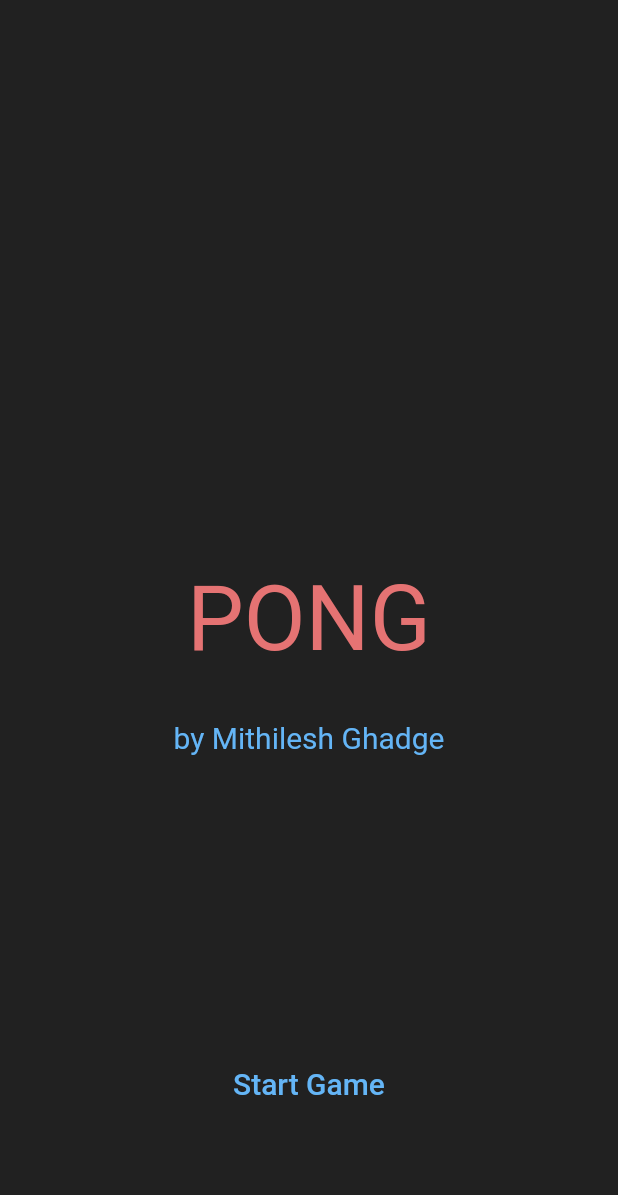
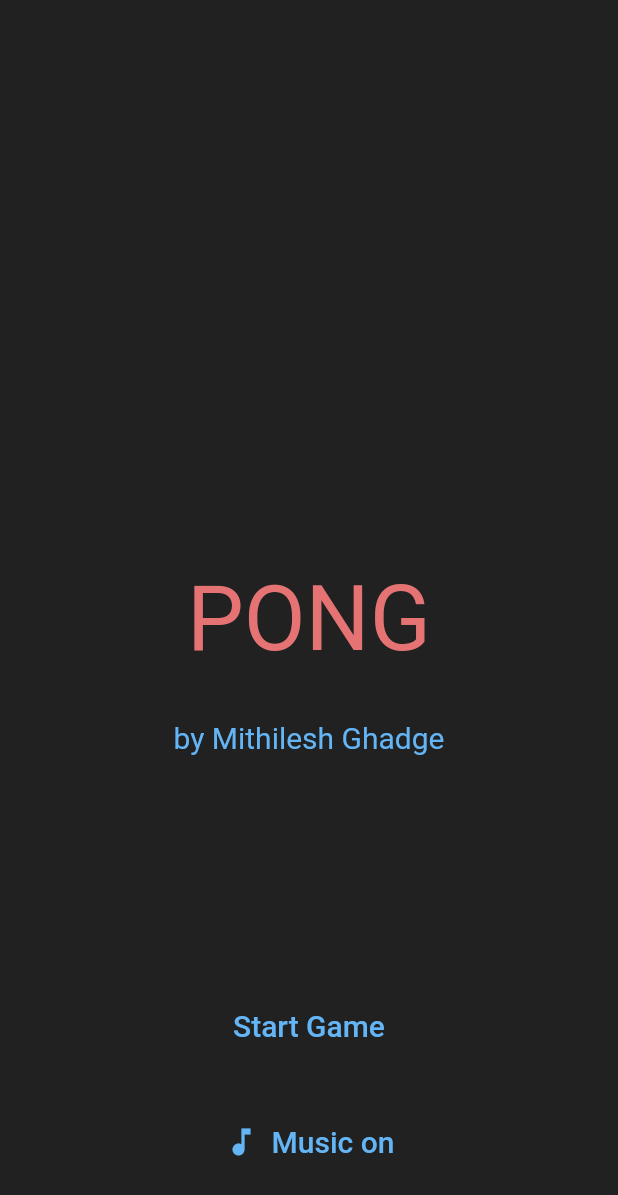
Before and after one commit to cherryensign/PONG-Flutter-mini-game, a Flutter app: the screen it shows after launch, on a phone screen of 412 x 824 dp. Shown: the top 1195 px of the screen. Run offline on Flutter 3.47's test engine with Material 2 defaults, Android fonts, the phone set to English and light mode, and no system bars; our stand-ins replace audioplayers, avatar_glow.

Commit message:
Added backgroundmusic

```diff
--- a/lib/main.dart
+++ b/lib/main.dart
@@ -1,17 +1,8 @@
 import 'package:flutter/material.dart';
 import 'screens/homepage.dart';
-import 'package:audioplayers/audioplayers.dart';
-import 'package:flutter/services.dart';
 
 void main() {
-  WidgetsFlutterBinding.ensureInitialized();
-  SystemChrome.setPreferredOrientations([DeviceOrientation.portraitUp])
-      .then((_) {
-    // Initialize the audio player
-    AudioCache player = AudioCache();
-    player.loadAll(['music_file1.mp3', 'music_file2.mp3']);
-    runApp(MyApp());
-  });
+  runApp(MyApp());
 }
 
 class MyApp extends StatefulWidget {
@@ -22,9 +13,7 @@ class MyApp extends StatefulWidget {
 class _MyAppState extends State<MyApp> {
   @override
   Widget build(BuildContext context) {
-    AudioPlayer player = AudioPlayer();
-    player.play('music_file1.mp3');
-    return MaterialApp(
+    return const MaterialApp(
       home: HomePage(),
     );
   }
--- a/lib/screens/homepage.dart
+++ b/lib/screens/homepage.dart
@@ -1,3 +1,4 @@
+import 'package:audioplayers/audioplayers.dart';
 import 'package:flutter/material.dart';
 import 'package:ponggame/widgets/tutorial.dart';
 import 'dart:async';
@@ -18,6 +19,8 @@ class HomePage extends StatefulWidget {
 enum direction { UP, DOWN, LEFT, RIGHT }
 
 class _HomePageState extends State<HomePage> {
+  late AudioCache cache;
+  late AudioPlayer player;
   double screenWidth = 0.0;
   double playerX = -0.2;
   double brickWidth = 0.4;
@@ -29,11 +32,42 @@ class _HomePageState extends State<HomePage> {
   var ballYDirection = direction.DOWN;
   var ballXDirection = direction.LEFT;
 
+  bool musicPlaying = false;
   bool gamenotstart = true;
   bool gameHasStarted = false;
   bool pausemenuisopen = false;
 
   var points = 0;
+
+  @override
+  void initState() {
+    super.initState();
+    cache = AudioCache();
+    player = AudioPlayer();
+    loadMusic();
+  }
+
+  void loadMusic() async {
+    await cache.load('music.mp3');
+    player = await cache.loop('music.mp3', volume: 0.05);
+    setState(() {
+      musicPlaying = true;
+    });
+  }
+
+  void playpauseMusic() {
+    if (musicPlaying) {
+      player.pause();
+      setState(() {
+        musicPlaying = false;
+      });
+    } else {
+      player.resume();
+      setState(() {
+        musicPlaying = true;
+      });
+    }
+  }
 
   void startGame() {
     gameHasStarted = true;
@@ -179,10 +213,17 @@ class _HomePageState extends State<HomePage> {
   }
 
   @override
+  void dispose() {
+    player.dispose();
+    cache.clearAll();
+    super.dispose();
+  }
+
+  @override
   Widget build(BuildContext context) {
     screenWidth = MediaQuery.of(context).size.width;
     return gamenotstart
-        ? MenuM(exitmenu)
+        ? MenuM(exitmenu, playpauseMusic, musicPlaying)
         : GestureDetector(
             onHorizontalDragUpdate: (DragUpdateDetails details) {
               setState(() {
--- a/lib/screens/mainmenu.dart
+++ b/lib/screens/mainmenu.dart
@@ -1,9 +1,16 @@
 import 'package:flutter/material.dart';
+import 'package:ponggame/widgets/musicbutton.dart';
 
 class MenuM extends StatelessWidget {
-  final exitmenu;
+  final VoidCallback exitmenu;
+  final VoidCallback playpauseMusic;
+  final bool isMusicPlaying;
 
-  MenuM(this.exitmenu);
+  MenuM(
+    this.exitmenu,
+    this.playpauseMusic,
+    this.isMusicPlaying,
+  );
 
   @override
   Widget build(BuildContext context) {
@@ -11,15 +18,15 @@ class MenuM extends StatelessWidget {
       backgroundColor: Colors.grey[900],
       body: Stack(children: [
         Container(
-            alignment: Alignment(0, 0),
+            alignment: const Alignment(0, 0),
             child: Text('PONG',
                 style: TextStyle(color: Colors.red[300], fontSize: 60))),
         Container(
-            alignment: Alignment(0, 0.2),
+            alignment: const Alignment(0, 0.2),
             child: Text('by Mithilesh Ghadge',
                 style: TextStyle(color: Colors.blue[300], fontSize: 20))),
         Container(
-          alignment: Alignment(0, 0.8),
+          alignment: const Alignment(0, 0.7),
           child: TextButton(
             child: Text(
               'Start Game',
@@ -28,6 +35,11 @@ class MenuM extends StatelessWidget {
             onPressed: exitmenu,
           ),
         ),
+        Container(
+          alignment: const Alignment(0, 0.9),
+          child: MusicButton(
+              playpauseMusic: playpauseMusic, isMusicPlaying: isMusicPlaying),
+        ),
       ]),
     );
   }
--- /dev/null
+++ b/lib/widgets/musicbutton.dart
@@ -0,0 +1,26 @@
+import 'package:flutter/material.dart';
+
+class MusicButton extends StatelessWidget {
+  const MusicButton(
+      {Key? key, required this.playpauseMusic, required this.isMusicPlaying})
+      : super(key: key);
+  final VoidCallback playpauseMusic;
+  final bool isMusicPlaying;
+
+  @override
+  Widget build(BuildContext context) {
+    return TextButton.icon(
+      icon: Icon(
+        isMusicPlaying ? Icons.music_note : Icons.music_off,
+        color: isMusicPlaying ? Colors.blue[300] : Colors.red[300],
+      ),
+      label: Text(
+        isMusicPlaying ? 'Music on' : 'Music off',
+        style: TextStyle(
+            color: isMusicPlaying ? Colors.blue[300] : Colors.red[300],
+            fontSize: 20),
+      ),
+      onPressed: playpauseMusic,
+    );
+  }
+}
--- a/pubspec.yaml
+++ b/pubspec.yaml
@@ -57,7 +57,7 @@ flutter:
 
   # To add assets to your application, add an assets section, like this:
   assets:
-    - assets/music.mp3
+    - assets/
 
   #   - images/a_dot_ham.jpeg
 
```
